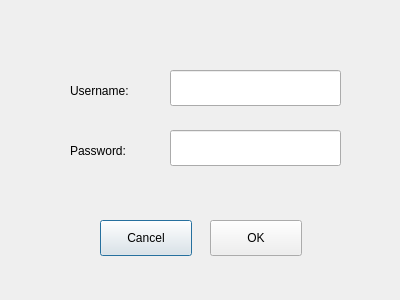
This is dls_pmaccontrol/formLogin.ui in DiamondLightSource/dls-pmac-control as Qt 5 draws it before an edit. The edited form follows.
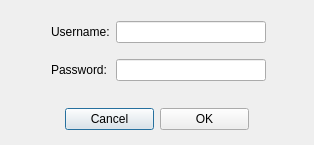
This is the edited form.

Commit message: Adding a window to set the username and password for the ssh connection based on default variables.

```diff
--- a/dls_pmaccontrol/formLogin.ui
+++ b/dls_pmaccontrol/formLogin.ui
@@ -6,89 +6,86 @@
    <rect>
     <x>0</x>
     <y>0</y>
-    <width>400</width>
-    <height>300</height>
+    <width>314</width>
+    <height>145</height>
    </rect>
   </property>
   <property name="windowTitle">
    <string>SSH Login</string>
   </property>
-  <widget class="QLineEdit" name="lneUsername">
+  <widget class="QWidget" name="layoutWidget">
    <property name="geometry">
     <rect>
-     <x>170</x>
-     <y>70</y>
-     <width>171</width>
-     <height>36</height>
+     <x>51</x>
+     <y>11</y>
+     <width>215</width>
+     <height>80</height>
     </rect>
    </property>
-   <property name="text">
-    <string/>
-   </property>
-  </widget>
-  <widget class="QLineEdit" name="lnePassword">
-   <property name="geometry">
-    <rect>
-     <x>170</x>
-     <y>130</y>
-     <width>171</width>
-     <height>36</height>
-    </rect>
-   </property>
-  </widget>
+   <layout class="QGridLayout" name="gridLayout">
+    <item row="0" column="0">
   <widget class="QLabel" name="labelUsername">
-   <property name="geometry">
-    <rect>
-     <x>70</x>
-     <y>80</y>
-     <width>81</width>
-     <height>21</height>
-    </rect>
-   </property>
    <property name="text">
     <string>Username:</string>
    </property>
   </widget>
+    </item>
+    <item row="0" column="1">
+     <widget class="QLineEdit" name="lneUsername">
+      <property name="text">
+       <string/>
+      </property>
+     </widget>
+    </item>
+    <item row="1" column="0">
   <widget class="QLabel" name="labelPassword">
-   <property name="geometry">
-    <rect>
-     <x>70</x>
-     <y>140</y>
-     <width>81</width>
-     <height>21</height>
-    </rect>
-   </property>
    <property name="text">
     <string>Password:</string>
    </property>
   </widget>
+    </item>
+    <item row="1" column="1">
+     <widget class="QLineEdit" name="lnePassword">
+      <property name="echoMode">
+       <enum>QLineEdit::Password</enum>
+      </property>
+     </widget>
+    </item>
+   </layout>
+  </widget>
+  <widget class="QWidget" name="layoutWidget">
+   <property name="geometry">
+    <rect>
+     <x>65</x>
+     <y>100</y>
+     <width>184</width>
+     <height>38</height>
+    </rect>
+   </property>
+   <layout class="QHBoxLayout" name="horizontalLayout">
+    <item>
   <widget class="QPushButton" name="btnCancel">
-   <property name="geometry">
-    <rect>
-     <x>100</x>
-     <y>220</y>
-     <width>92</width>
-     <height>36</height>
-    </rect>
-   </property>
    <property name="text">
     <string>Cancel</string>
    </property>
   </widget>
+    </item>
+    <item>
   <widget class="QPushButton" name="btnOK">
-   <property name="geometry">
-    <rect>
-     <x>210</x>
-     <y>220</y>
-     <width>92</width>
-     <height>36</height>
-    </rect>
-   </property>
    <property name="text">
     <string>OK</string>
    </property>
   </widget>
- </widget>
+    </item>
+   </layout>
+  </widget>
+ </widget>
+ <tabstops>
+  <tabstop>lneUsername</tabstop>
+  <tabstop>lnePassword</tabstop>
+  <tabstop>btnOK</tabstop>
+  <tabstop>btnCancel</tabstop>
+ </tabstops>
  <resources/>
  <connections>
   <connection>
```
Lines whose indentation alone changed are shown as unchanged. The commit also changes 3 other files.
